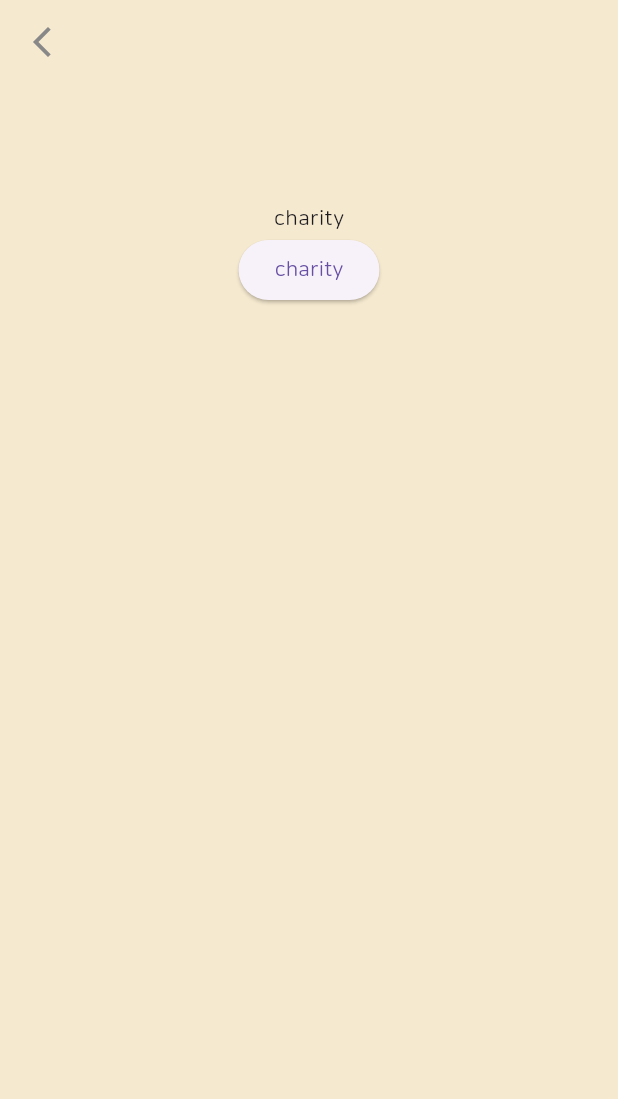
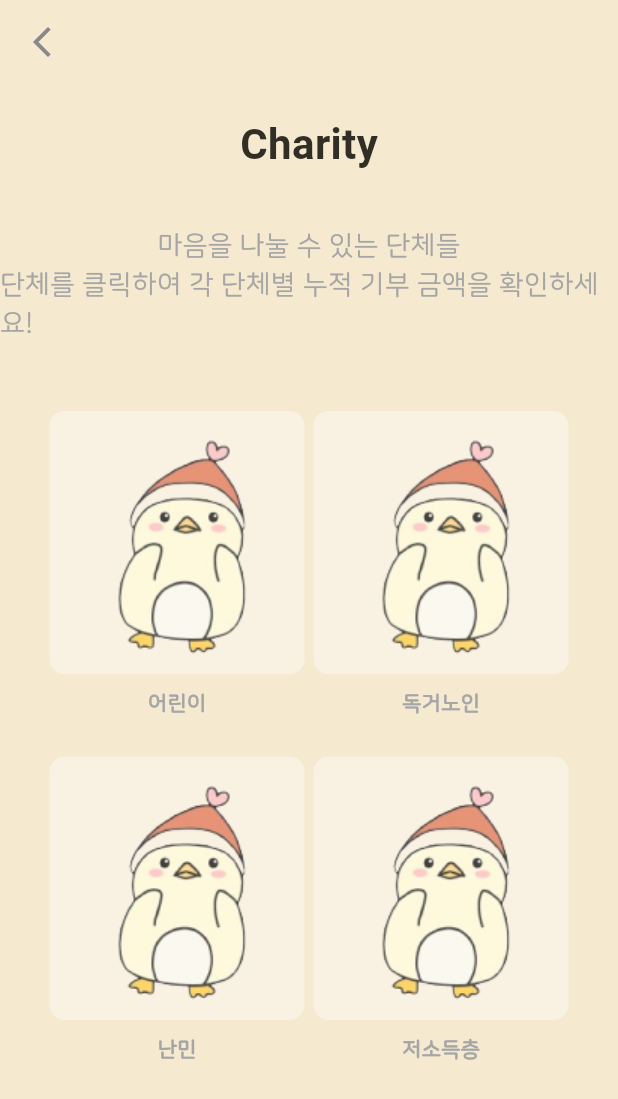
Before and after one commit to donggukthon/donggukthon_2023_3_F, a Flutter app: the CharityScreen screen opened by its route, on a phone screen of 412 x 824 dp. Shown: the top 1099 px of the screen. Run offline on Flutter 3.47's test engine with Material 3 defaults, Android fonts, the phone set to English and light mode, and no system bars; our stand-ins replace get; Roboto replaces fonts that are missing (titleFont).

Commit message:
<feat>: 기부단체 화면, 기부단체 상세 화면 추가

```diff
--- a/lib/screens/charity_screen.dart
+++ b/lib/screens/charity_screen.dart
@@ -1,3 +1,5 @@
+import 'package:boonglunteer_view/constants/colors.dart';
+import 'package:boonglunteer_view/widgets/charity_widget.dart';
 import 'package:boonglunteer_view/widgets/custom_appbar.dart';
 import 'package:flutter/material.dart';
 
@@ -6,22 +8,54 @@ class CharityScreen extends StatelessWidget {
 
   @override
   Widget build(BuildContext context) {
-    return Scaffold(
-      appBar: const CustomAppBar(),
-      body: Center(
-        child: Padding(
-          padding: const EdgeInsets.all(80),
-          child: Column(
-            children: [
-              const Text('charity'),
-              ElevatedButton(
-                onPressed: () {
-                  Navigator.pop(context);
-                },
-                child: const Text('charity'),
+    return const Scaffold(
+      appBar: CustomAppBar(),
+      body: SingleChildScrollView(
+        child: Column(
+          children: <Widget>[
+            Padding(
+              padding: EdgeInsets.fromLTRB(0, 20, 0, 35),
+              child: Text(
+                'Charity',
+                style: TextStyle(
+                  color: titleColor,
+                  fontSize: 28,
+                  fontFamily: 'titleFont',
+                  fontWeight: FontWeight.w700,
+                ),
               ),
-            ],
-          ),
+            ),
+            Text('마음을 나눌 수 있는 단체들',
+                style: TextStyle(
+                  color: fontColor,
+                  fontSize: 18,
+                )),
+            Text('단체를 클릭하여 각 단체별 누적 기부 금액을 확인하세요!',
+                style: TextStyle(
+                  color: fontColor,
+                  fontSize: 18,
+                )),
+            Padding(
+              padding: EdgeInsets.fromLTRB(30, 45, 30, 0),
+              child: Row(
+                mainAxisAlignment: MainAxisAlignment.spaceAround,
+                children: <Widget>[
+                  CharityWidget(charityName: '어린이'),
+                  CharityWidget(charityName: '독거노인'),
+                ],
+              ),
+            ),
+            Padding(
+              padding: EdgeInsets.fromLTRB(30, 15, 30, 20),
+              child: Row(
+                mainAxisAlignment: MainAxisAlignment.spaceAround,
+                children: <Widget>[
+                  CharityWidget(charityName: '난민'),
+                  CharityWidget(charityName: '저소득층'),
+                ],
+              ),
+            ),
+          ],
         ),
       ),
     );
--- /dev/null
+++ b/lib/widgets/charity_widget.dart
@@ -0,0 +1,55 @@
+import 'package:boonglunteer_view/constants/colors.dart';
+import 'package:boonglunteer_view/screens/expalin_screen.dart';
+import 'package:flutter/material.dart';
+
+class CharityWidget extends StatelessWidget {
+  final String charityName;
+  const CharityWidget({super.key, required this.charityName});
+
+  @override
+  Widget build(BuildContext context) {
+    return Column(
+      children: [
+        InkWell(
+          onTap: () {
+            Navigator.push(
+                context,
+                MaterialPageRoute(
+                    builder: (context) =>
+                        ExplainScreen(charityName: charityName)));
+          },
+          child: Padding(
+            padding: const EdgeInsets.all(0.0),
+            child: Container(
+              width: 170,
+              height: 175.46,
+              decoration: ShapeDecoration(
+                color: Colors.white.withOpacity(0.4000000059604645),
+                shape: RoundedRectangleBorder(
+                  borderRadius: BorderRadius.circular(10),
+                ),
+              ),
+              child: IconButton(
+                onPressed: null,
+                icon: Image.asset('assets/images/charity_children.png'),
+              ),
+            ),
+          ),
+        ),
+        Padding(
+          padding: const EdgeInsets.symmetric(
+            vertical: 10,
+          ),
+          child: Text(
+            charityName,
+            style: const TextStyle(
+              color: fontColor,
+              fontWeight: FontWeight.w600,
+              fontSize: 14,
+            ),
+          ),
+        ),
+      ],
+    );
+  }
+}
```
Also changed, not shown: lib/screens/expalin_screen.dart (added, +71 -0 lines), lib/widgets/custom_appbar.dart (line endings or trailing spaces).
